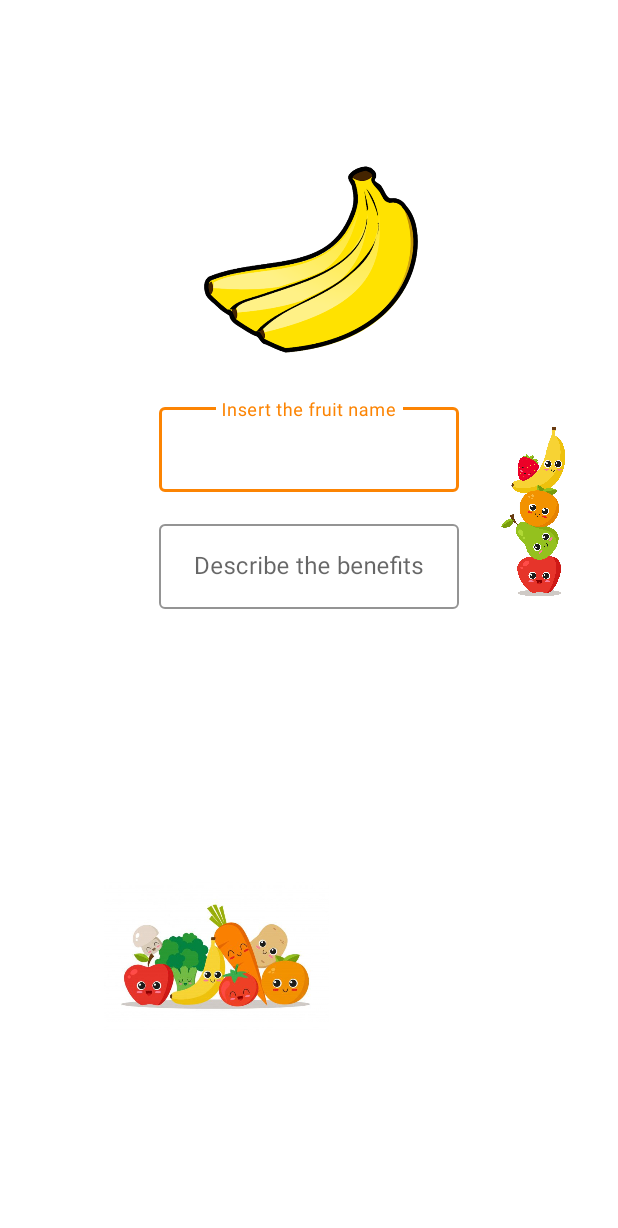
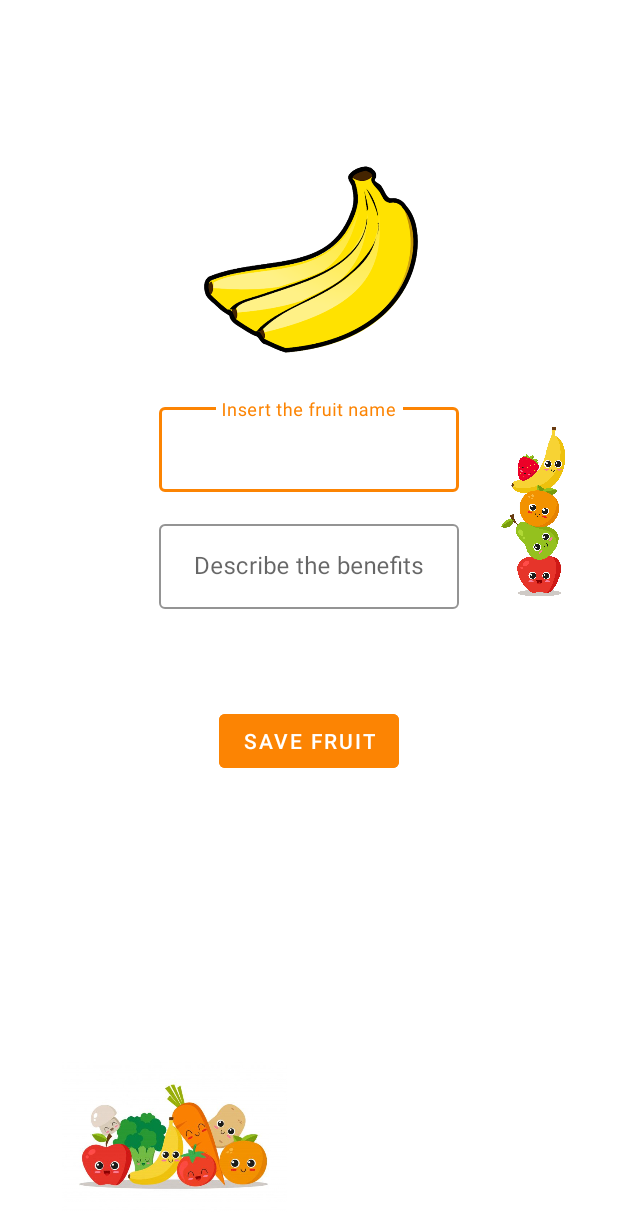
Before and after one commit to Drumering/DevApp20211, an Android app: the screen it shows after launch (AddFruitsActivity), after a tap on an icon or button, on a phone screen of 412 x 824 dp. Shown: the top 1228 px of the screen. Run offline under Robolectric (Android 15) with nearby library versions, the light colour scheme and no system bars.

Commit message:
[TASK]Added activity results feature on AddFruitsActivity and small cosmetics adjustmens

```diff
--- a/app/src/main/java/school/cesar/devapp20211/activities/AddFruitsActivity.kt
+++ b/app/src/main/java/school/cesar/devapp20211/activities/AddFruitsActivity.kt
@@ -1,5 +1,6 @@
 package school.cesar.devapp20211.activities
 
+import android.app.Activity
 import android.content.Intent
 import androidx.appcompat.app.AppCompatActivity
 import android.os.Bundle
@@ -7,11 +8,20 @@ import android.view.LayoutInflater
 import android.view.MotionEvent
 import school.cesar.devapp20211.R
 import school.cesar.devapp20211.databinding.ActivityAddFruitsBinding
+import school.cesar.devapp20211.models.Fruit
 import school.cesar.devapp20211.utils.Utils
 
 class AddFruitsActivity : AppCompatActivity() {
 
+    /*
+    * Private Vars
+    */
     private lateinit var binding : ActivityAddFruitsBinding
+    private lateinit var fruit : Fruit
+
+    companion object {
+        const val REQUEST_CODE = 3
+    }
 
     override fun onCreate(savedInstanceState: Bundle?) {
         super.onCreate(savedInstanceState)
@@ -19,8 +29,27 @@ class AddFruitsActivity : AppCompatActivity() {
         setContentView(binding.root)
     }
 
+    override fun onResume() {
+        super.onResume()
+
+        binding.imgvAddFruitImage.setOnClickListener {
+            getImageFromGallery()
+        }
+
+        binding.btnSave.setOnClickListener {
+            val returnIntent = Intent()
+            fruit = Fruit(binding.etName.text.toString(), binding.etBenefits.text.toString(), 0)
+            returnIntent.putExtra(MainActivity.EXTRA_FRUIT, fruit)
+            setResult(MainActivity.REQUEST_CODE, returnIntent)
+            finish()
+        }
+    }
+
     override fun onActivityResult(requestCode: Int, resultCode: Int, data: Intent?) {
         super.onActivityResult(requestCode, resultCode, data)
+        if (resultCode == Activity.RESULT_OK && requestCode == AddFruitsActivity.REQUEST_CODE) {
+            binding.imgvAddFruitImage.setImageURI(data?.data)
+        }
     }
 
     override fun onTouchEvent(event: MotionEvent?): Boolean {
@@ -34,4 +63,10 @@ class AddFruitsActivity : AppCompatActivity() {
         binding.etName.clearFocus()
         binding.etBenefits.clearFocus()
     }
+
+    private fun getImageFromGallery() {
+        val intent = Intent(Intent.ACTION_PICK)
+        intent.type = "image/*"
+        startActivityForResult(intent, AddFruitsActivity.REQUEST_CODE)
+    }
 }
--- a/app/src/main/java/school/cesar/devapp20211/models/Fruit.kt
+++ b/app/src/main/java/school/cesar/devapp20211/models/Fruit.kt
@@ -4,4 +4,4 @@ import android.os.Parcelable
 import kotlinx.parcelize.Parcelize
 
 @Parcelize
-data class Fruit(val name: String, val description: String, val image: Int) : Parcelable
+data class Fruit(val name: String, val description: String, var image: Int) : Parcelable
--- a/app/src/main/res/layout/activity_add_fruits.xml
+++ b/app/src/main/res/layout/activity_add_fruits.xml
@@ -54,36 +54,37 @@
     </com.google.android.material.textfield.TextInputLayout>
 
     <com.google.android.material.textfield.TextInputLayout
-        app:boxStrokeColor="@color/default_cesar"
-        app:hintTextColor="@color/default_cesar"
+        android:id="@+id/textInputLayout2"
+        style="@style/Widget.MaterialComponents.TextInputLayout.OutlinedBox"
         android:layout_width="wrap_content"
         android:layout_height="wrap_content"
         android:layout_marginTop="16dp"
-        style="@style/Widget.MaterialComponents.TextInputLayout.OutlinedBox"
+        app:boxStrokeColor="@color/default_cesar"
+        app:hintTextColor="@color/default_cesar"
         app:layout_constraintEnd_toEndOf="parent"
         app:layout_constraintStart_toStartOf="parent"
         app:layout_constraintTop_toBottomOf="@+id/textInputLayout">
 
         <com.google.android.material.textfield.TextInputEditText
             android:id="@+id/et_benefits"
-            android:minWidth="200dp"
+            android:layout_width="wrap_content"
+            android:layout_height="wrap_content"
+            android:gravity="center"
+            android:hint="@string/describe_the_benefits"
+            android:imeOptions="actionDone"
             android:maxWidth="300dp"
-            android:textCursorDrawable="@null"
             android:maxLength="148"
             android:maxLines="5"
-            android:imeOptions="actionDone"
-            android:gravity="center"
-            android:hint="@string/describe_the_benefits"
-            android:layout_width="wrap_content"
-            android:layout_height="wrap_content" />
+            android:minWidth="200dp"
+            android:textCursorDrawable="@null" />
     </com.google.android.material.textfield.TextInputLayout>
 
     <ImageView
         android:id="@+id/imageView2"
         android:layout_width="200dp"
         android:layout_height="100dp"
-        android:layout_marginStart="44dp"
-        android:layout_marginBottom="136dp"
+        android:layout_marginStart="16dp"
+        android:layout_marginBottom="16dp"
         app:layout_constraintBottom_toBottomOf="parent"
         app:layout_constraintStart_toStartOf="parent"
         app:srcCompat="@drawable/horirontal_fruits_placeholder" />
@@ -98,4 +99,15 @@
         app:layout_constraintTop_toTopOf="parent"
         app:srcCompat="@drawable/vertical_fruits_placeholder" />
 
+    <Button
+        android:backgroundTint="@color/default_cesar"
+        android:id="@+id/btn_save"
+        android:layout_width="wrap_content"
+        android:layout_height="wrap_content"
+        android:layout_marginTop="64dp"
+        android:text="@string/save_fruit"
+        app:layout_constraintEnd_toEndOf="parent"
+        app:layout_constraintStart_toStartOf="parent"
+        app:layout_constraintTop_toBottomOf="@+id/textInputLayout2" />
+
 </androidx.constraintlayout.widget.ConstraintLayout>
--- a/app/src/main/res/values/strings.xml
+++ b/app/src/main/res/values/strings.xml
@@ -6,4 +6,5 @@
     <string name="insert_the_fruit_name">Insert the fruit name</string>
     <string name="describe_the_benefits">Describe the benefits</string>
     <string name="description_content_fruit_image">description_content_fruit_image</string>
+    <string name="save_fruit">Save Fruit</string>
 </resources>
```
